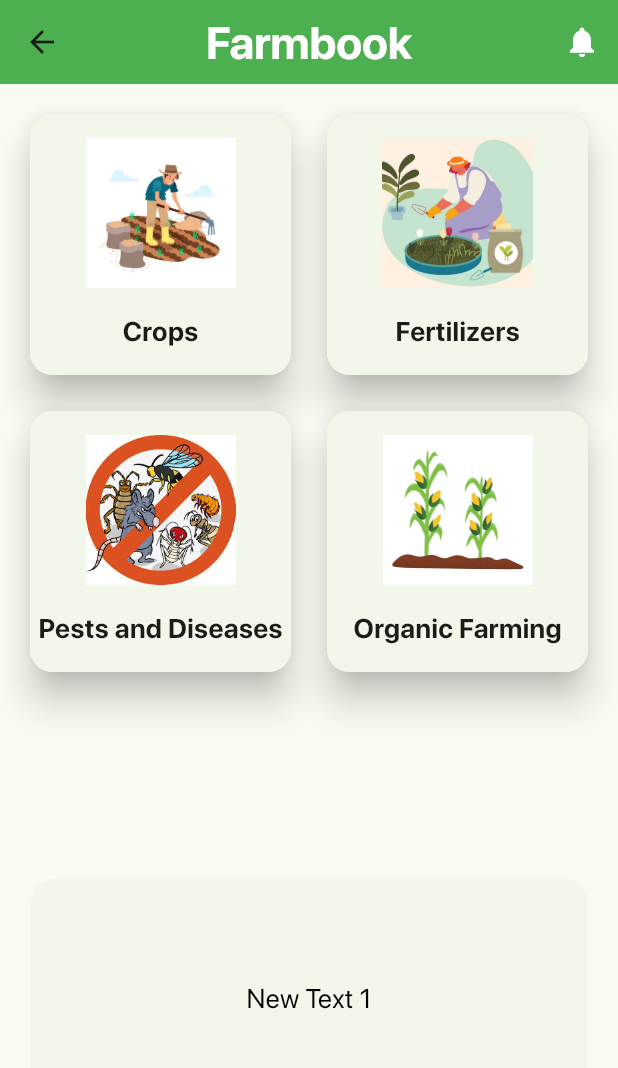
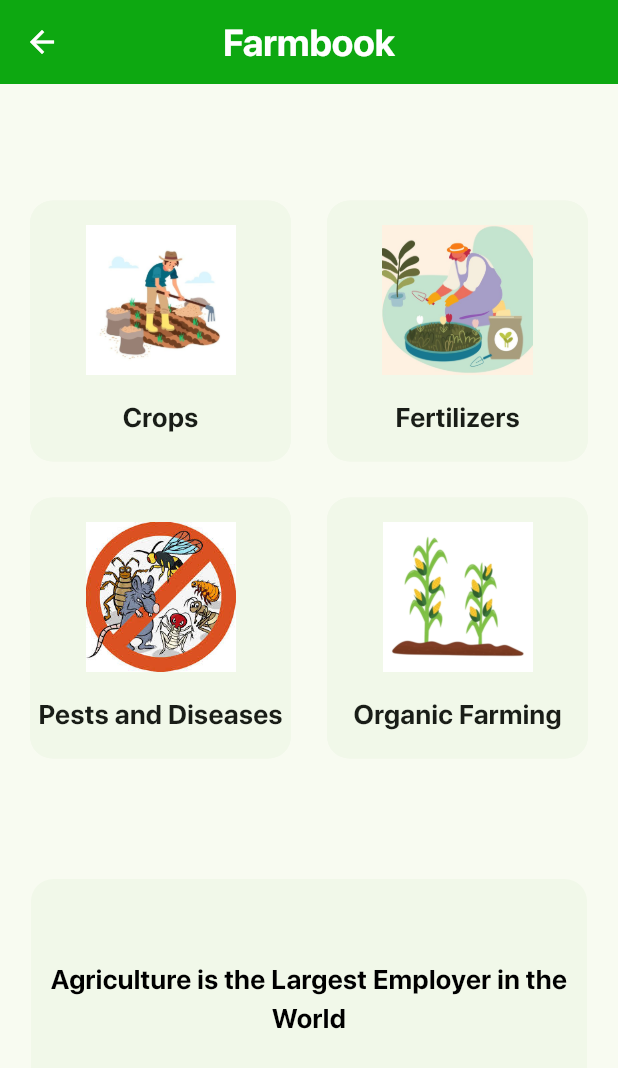
Before and after one commit to celestix/agroconnect, a Flutter app: the FarmbookScreen screen opened directly, on a phone screen of 412 x 824 dp. Shown: the top 1068 px of the screen. Run offline on Flutter 3.47's test engine with Material 3 defaults, Android fonts, the phone set to English and light mode, and no system bars; our stand-ins replace cloud_firestore, firebase_auth, firebase_core, firebase_crashlytics, firebase_messaging, firebase_storage and 5 more; accounts and stored records are empty; statements that could not run were skipped; project files that could hold a hidden picture were left out.

Commit message:
fix farmbook asset errors

```diff
--- a/lib/farmbook/farmbook.dart
+++ b/lib/farmbook/farmbook.dart
@@ -3,6 +3,7 @@ import 'dart:async';
 import 'package:FarmXpert/farmbook/crops.dart';
 import 'package:FarmXpert/farmbook/fertilizers.dart';
 import 'package:FarmXpert/farmbook/pesticides.dart';
+import 'package:FarmXpert/misc/config.dart';
 import 'package:flutter/material.dart';
 
 class FarmbookScreen extends StatefulWidget {
@@ -28,10 +29,19 @@ class _FarmbookScreenState extends State<FarmbookScreen> {
   ];
 
   List<String> newTexts = [
-    'New Text 1',
-    'New Text 2',
-    'New Text 3',
-    'New Text 4',
+    'Agriculture is the Largest Employer in the World',
+    'Nearly Everything We Eat and Wear is A Product of Agriculture',
+    'Farmers Must Increase Their Food Production by 70% to Cater to the Growing Population by 2025',
+    'One Acre of Farming Land is Equivalent to the Size of an American Football Field',
+    '43% of the Global Agriculture Consists of Women',
+    'Organic Farming Produces Ten Times the Profit of Conventional Farming',
+    'The Majority of the Farms Worldwide are Family-Owned',
+    'Pesticide Residues are Affecting Food Safety',
+    'There is a Global Shortage of People Working in the Agriculture Sector',
+    'Organic Food Production Does Not Involve the Use of Synthetic Fertilisers or Pesticides',
+    'The Natural Pesticides Used in Organic Farming May Not Always Be The Best Thing for the Crops',
+    'Industrial Farming Practices Carry the Risk of Spreading Viruses from Animals to Humans',
+    'Around 9.2% of the Total Population of the World is Food Insecure'
   ];
 
   List<Widget> newpages = [
@@ -67,32 +77,24 @@ class _FarmbookScreenState extends State<FarmbookScreen> {
   Widget build(BuildContext context) {
     return Scaffold(
       appBar: AppBar(
+        centerTitle: true,
         title: const Text(
-          'Farmbook',
+          "Farmbook",
           style: TextStyle(
-            color: Colors.white,
-            fontWeight: FontWeight.bold,
-            fontSize: 30,
+            fontFamily: "SF Pro Display",
+            fontSize: 25,
+            fontWeight: FontWeight.w600,
           ),
         ),
-        centerTitle: true,
-        backgroundColor: Colors.green,
-        leading: IconButton(
-          icon: const Icon(Icons.arrow_back),
-          onPressed: () {
-            Navigator.of(context).pop();
-          },
-        ),
-        actions: [
-          IconButton(
-            icon: const Icon(Icons.notifications),
-            onPressed: () {},
-            color: Colors.white,
-          ),
-        ],
+        backgroundColor: config.chosenTheme.primaryColor,
+        foregroundColor: Colors.white,
+        elevation: 10,
       ),
       body: Column(
         children: [
+          SizedBox(
+            height: MediaQuery.of(context).size.height * 0.07,
+          ),
           Expanded(
             child: Align(
               alignment: Alignment.bottomCenter,
@@ -106,7 +108,7 @@ class _FarmbookScreenState extends State<FarmbookScreen> {
                 ),
                 itemBuilder: (context, index) {
                   return Card(
-                    elevation: 10,
+                    elevation: 0,
                     shape: RoundedRectangleBorder(
                       borderRadius: BorderRadius.circular(15),
                     ),
@@ -161,11 +163,16 @@ class _FarmbookScreenState extends State<FarmbookScreen> {
                   itemCount: newTexts.length,
                   itemBuilder: (context, index) {
                     return Center(
-                      child: Text(
-                        newTexts[index],
-                        style: const TextStyle(
-                          color: Colors.black,
-                          fontSize: 18,
+                      child: Padding(
+                        padding: const EdgeInsets.all(8.0),
+                        child: Text(
+                          newTexts[index],
+                          textAlign: TextAlign.center,
+                          style: const TextStyle(
+                            color: Colors.black,
+                            fontSize: 18,
+                            fontWeight: FontWeight.bold,
+                          ),
                         ),
                       ),
                     );
--- a/lib/farmbook/fertilizers.dart
+++ b/lib/farmbook/fertilizers.dart
@@ -87,7 +87,7 @@ class _FarmBookPageState extends State<FarmBookPage> {
           Container(
             padding: const EdgeInsets.all(8.0),
             child: Image.asset(
-              'images/fert.jpg',
+              'assets/images/farmbook/fert.jpg',
               width: MediaQuery.of(context).size.width * 0.8,
               fit: BoxFit.cover,
             ),
```
Also changed, not shown: assets/images/farmbook/fert.jpg (added).
